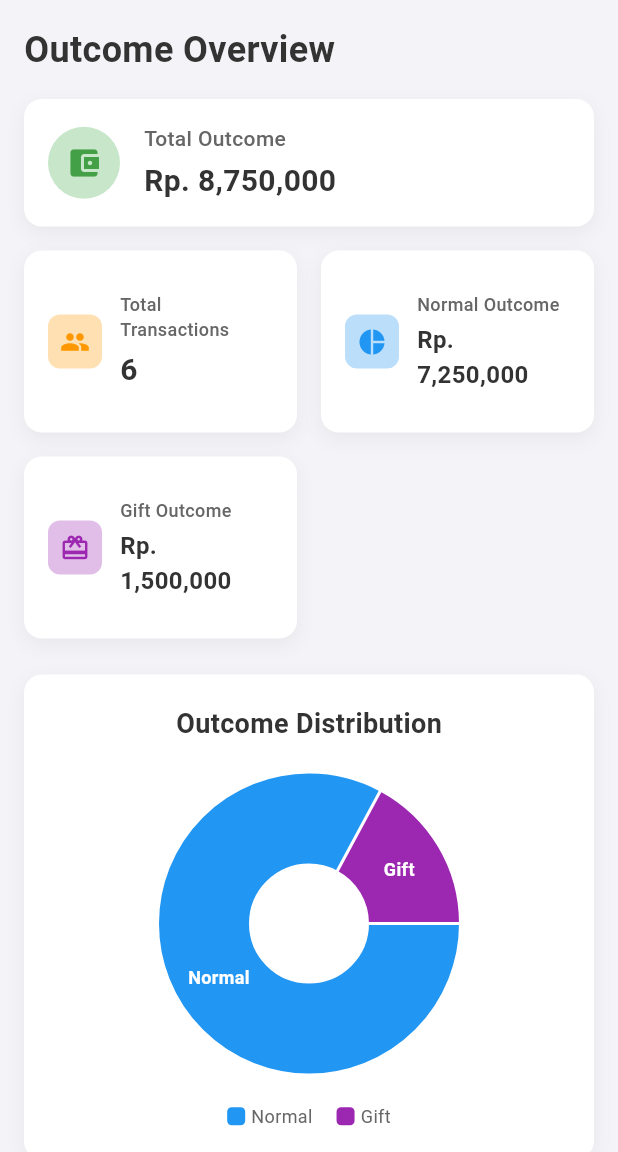
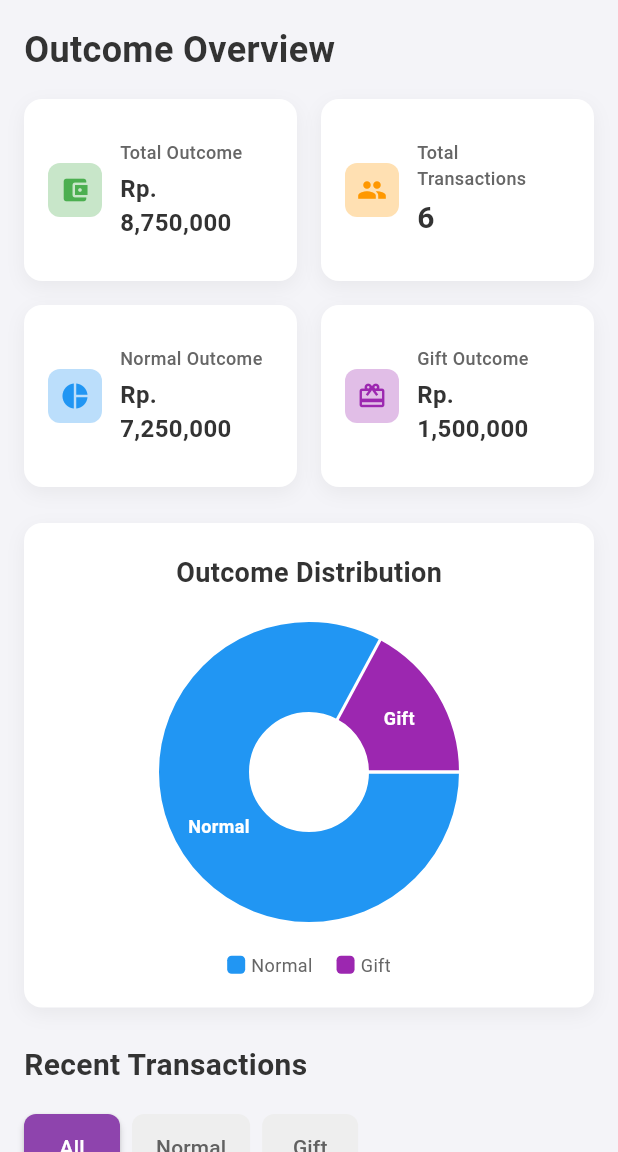
Before and after one commit to ThePayPlus/PayPlus_Mobile, a Flutter app: the OutcomeView screen opened directly, on a phone screen of 412 x 824 dp, the part 84-1236 px from its top. Run offline on Flutter 3.47's test engine with Material 3 defaults, Android fonts, the phone set to English and light mode, and no system bars; drawn by our look-alikes of fl_chart; our stand-ins replace get.

Commit message:
edit routing

```diff
--- a/lib/app/modules/home/views/home_view.dart
+++ b/lib/app/modules/home/views/home_view.dart
@@ -311,7 +311,7 @@ class HomeView extends GetView<HomeController> {
             _buildQuickActionButton(
               icon: Icons.send,
               label: 'Send',
-              onTap: () {},
+              onTap: () => Get.toNamed(Routes.TRANSFER),
             ),
             _buildQuickActionButton(
               icon: Icons.account_balance_wallet,
@@ -321,7 +321,7 @@ class HomeView extends GetView<HomeController> {
             _buildQuickActionButton(
               icon: Icons.history,
               label: 'History',
-              onTap: () => Get.toNamed(Routes.INCOME),
+              onTap: () {},
             ),
           ],
         ),
@@ -432,7 +432,7 @@ class HomeView extends GetView<HomeController> {
                 amount: 'Rp. 2,800,000',
                 icon: Icons.arrow_downward_rounded,
                 iconColor: const Color(0xFFFF6B6B),
-                onTap: () => Get.toNamed(Routes.INCOME),
+                onTap: () => Get.toNamed(Routes.OUTCOME),
               ),
             ),
           ],
@@ -583,7 +583,7 @@ class HomeView extends GetView<HomeController> {
               ),
             ),
             TextButton(
-              onPressed: () => Get.toNamed(Routes.INCOME),
+              onPressed: () {},
               child: const Text(
                 'See All',
                 style: TextStyle(
--- a/lib/app/modules/outcome/views/outcome_view.dart
+++ b/lib/app/modules/outcome/views/outcome_view.dart
@@ -34,10 +34,6 @@ class OutcomeView extends GetView<OutcomeController> {
             ),
             const SizedBox(height: 16),
 
-            // Total Outcome Card
-            _buildTotalOutcomeCard(),
-            const SizedBox(height: 16),
-
             // Outcome Statistics Cards
             _buildOutcomeStatsGrid(),
             const SizedBox(height: 24),
@@ -58,66 +54,6 @@ class OutcomeView extends GetView<OutcomeController> {
     );
   }
 
-  // Card to display the total outcome
-  Widget _buildTotalOutcomeCard() {
-    return Container(
-      width: double.infinity,
-      padding: const EdgeInsets.all(16),
-      decoration: BoxDecoration(
-        color: Colors.white,
-        borderRadius: BorderRadius.circular(12),
-        boxShadow: [
-          BoxShadow(
-            color: Colors.black.withOpacity(0.05),
-            blurRadius: 10,
-            offset: const Offset(0, 4),
-          ),
-        ],
-      ),
-      child: Row(
-        children: [
-          Container(
-            padding: const EdgeInsets.all(12),
-            decoration: BoxDecoration(
-              color: Colors.green.shade100,
-              borderRadius: BorderRadius.circular(50),
-            ),
-            child: Icon(
-              Icons.account_balance_wallet,
-              color: Colors.green.shade600,
-              size: 24,
-            ),
-          ),
-          const SizedBox(width: 16),
-          Column(
-            crossAxisAlignment: CrossAxisAlignment.start,
-            children: [
-              const Text(
-                'Total Outcome',
-                style: TextStyle(
-                  fontSize: 14,
-                  fontWeight: FontWeight.w500,
-                  color: Color(0xFF666666),
-                ),
-              ),
-              const SizedBox(height: 4),
-              GetX<OutcomeController>(
-                builder: (controller) => Text(
-                  controller.formatCurrency(controller.totalOutcome.value),
-                  style: const TextStyle(
-                    fontSize: 20,
-                    fontWeight: FontWeight.bold,
-                    color: Color(0xFF333333),
-                  ),
-                ),
-              ),
-            ],
-          ),
-        ],
-      ),
-    );
-  }
-
   // Grid of outcome stats cards
   Widget _buildOutcomeStatsGrid() {
     return GridView.count(
@@ -128,6 +64,23 @@ class OutcomeView extends GetView<OutcomeController> {
       shrinkWrap: true,
       physics: const NeverScrollableScrollPhysics(),
       children: [
+        _buildStatCard(
+          title: 'Total Outcome',
+          icon: Icons.account_balance_wallet,
+          iconColor: Colors.green,
+          iconBgColor: Colors.green.shade100,
+          valueWidget: GetX<OutcomeController>(
+            builder: (controller) => Text(
+              controller.formatCurrency(controller.totalOutcome.value),
+              style: const TextStyle(
+                fontSize: 16,
+                fontWeight: FontWeight.bold,
+                color: Color(0xFF333333),
+              ),
+            ),
+          ),
+        ),
+
         // Total Transactions Card
         _buildStatCard(
           title: 'Total Transactions',
--- a/lib/app/routes/app_pages.dart
+++ b/lib/app/routes/app_pages.dart
@@ -21,6 +21,8 @@ import '../modules/home/bindings/home_binding.dart';
 import '../modules/home/views/home_view.dart';
 import '../modules/income/bindings/income_binding.dart';
 import '../modules/income/views/income_view.dart';
+import '../modules/outcome/bindings/outcome_binding.dart';
+import '../modules/outcome/views/outcome_view.dart';
 import '../modules/setting/bindings/setting_binding.dart';
 import '../modules/setting/views/setting_view.dart';
 
@@ -55,6 +57,11 @@ class AppPages {
       name: _Paths.INCOME,
       page: () => const IncomeView(),
       binding: IncomeBinding(),
+    ),
+    GetPage(
+      name: _Paths.OUTCOME,
+      page: () => const OutcomeView(),
+      binding: OutcomeBinding(),
     ),
     GetPage(
       name: _Paths.LOGIN,
--- a/lib/app/routes/app_routes.dart
+++ b/lib/app/routes/app_routes.dart
@@ -7,6 +7,7 @@ abstract class Routes {
   static const EDIT_BILL = _Paths.EDIT_BILL;
   static const SETTING = _Paths.SETTING;
   static const INCOME = _Paths.INCOME;
+  static const OUTCOME = _Paths.OUTCOME;
   static const LOGIN = _Paths.LOGIN;
   static const SIGNUP = _Paths.SIGNUP;
   static const TRANSFER = _Paths.TRANSFER;
@@ -24,6 +25,7 @@ abstract class _Paths {
   static const EDIT_BILL = '/edit-bill';
   static const SETTING = '/setting';
   static const INCOME = '/income';
+  static const OUTCOME = '/outcome';
   static const LOGIN = '/login';
   static const SIGNUP = '/signup';
   static const TRANSFER = '/transfer';
```
Also changed, not shown: 4 other files.
